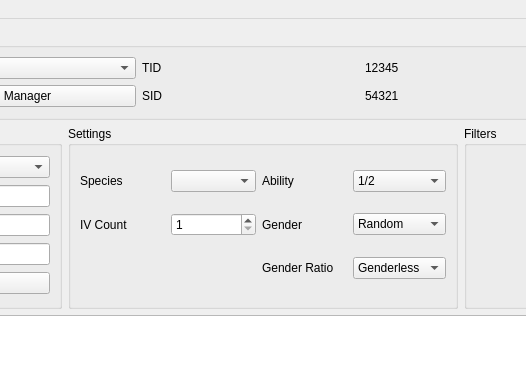
The window that Forms/MainWindow.ui (Admiral-Fish/RaidFinder) describes before a commit, drawn with Qt 5; both pictures show x 142 to 668 and y 0 to 384 of the 1200 by 600 pixel window.
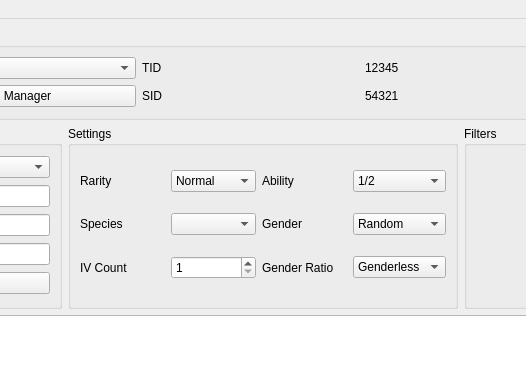
The same window after the commit. Custom widgets are drawn as their Qt base class.

Commit message: Split normal/rare dens

The edit to the form file:
```diff
--- a/Forms/MainWindow.ui
+++ b/Forms/MainWindow.ui
@@ -197,13 +197,6 @@
        <string>Settings</string>
       </property>
       <layout class="QGridLayout" name="gridLayout_3">
-       <item row="1" column="0">
-        <widget class="QLabel" name="labelIVCount">
-         <property name="text">
-          <string>IV Count</string>
-         </property>
-        </widget>
-       </item>
        <item row="1" column="3">
         <widget class="QComboBox" name="comboBoxGenderType">
          <item>
@@ -228,16 +221,6 @@
          </item>
         </widget>
        </item>
-       <item row="1" column="1">
-        <widget class="QSpinBox" name="spinBoxIVCount">
-         <property name="minimum">
-          <number>1</number>
-         </property>
-         <property name="maximum">
-          <number>5</number>
-         </property>
-        </widget>
-       </item>
        <item row="0" column="2">
         <widget class="QLabel" name="labelAbilityType">
          <property name="text">
@@ -259,16 +242,6 @@
          </item>
         </widget>
        </item>
-       <item row="0" column="0">
-        <widget class="QLabel" name="labelSpecies">
-         <property name="text">
-          <string>Species</string>
-         </property>
-        </widget>
-       </item>
-       <item row="0" column="1">
-        <widget class="QComboBox" name="comboBoxSpecies"/>
-       </item>
        <item row="1" column="2">
         <widget class="QLabel" name="labelGenderType">
          <property name="text">
@@ -322,6 +295,54 @@
          </item>
         </widget>
        </item>
+       <item row="2" column="1">
+        <widget class="QSpinBox" name="spinBoxIVCount">
+         <property name="minimum">
+          <number>1</number>
+         </property>
+         <property name="maximum">
+          <number>5</number>
+         </property>
+        </widget>
+       </item>
+       <item row="2" column="0">
+        <widget class="QLabel" name="labelIVCount">
+         <property name="text">
+          <string>IV Count</string>
+         </property>
+        </widget>
+       </item>
+       <item row="1" column="0">
+        <widget class="QLabel" name="labelSpecies">
+         <property name="text">
+          <string>Species</string>
+         </property>
+        </widget>
+       </item>
+       <item row="1" column="1">
+        <widget class="QComboBox" name="comboBoxSpecies"/>
+       </item>
+       <item row="0" column="0">
+        <widget class="QLabel" name="labelRarity">
+         <property name="text">
+          <string>Rarity</string>
+         </property>
+        </widget>
+       </item>
+       <item row="0" column="1">
+        <widget class="QComboBox" name="comboBoxRarity">
+         <item>
+          <property name="text">
+           <string>Normal</string>
+          </property>
+         </item>
+         <item>
+          <property name="text">
+           <string>Rare</string>
+          </property>
+         </item>
+        </widget>
+       </item>
       </layout>
      </widget>
     </item>
```
Left out of the diff: 5 changed lines with no effect on the pictures. The commit also changes 4 other files.
